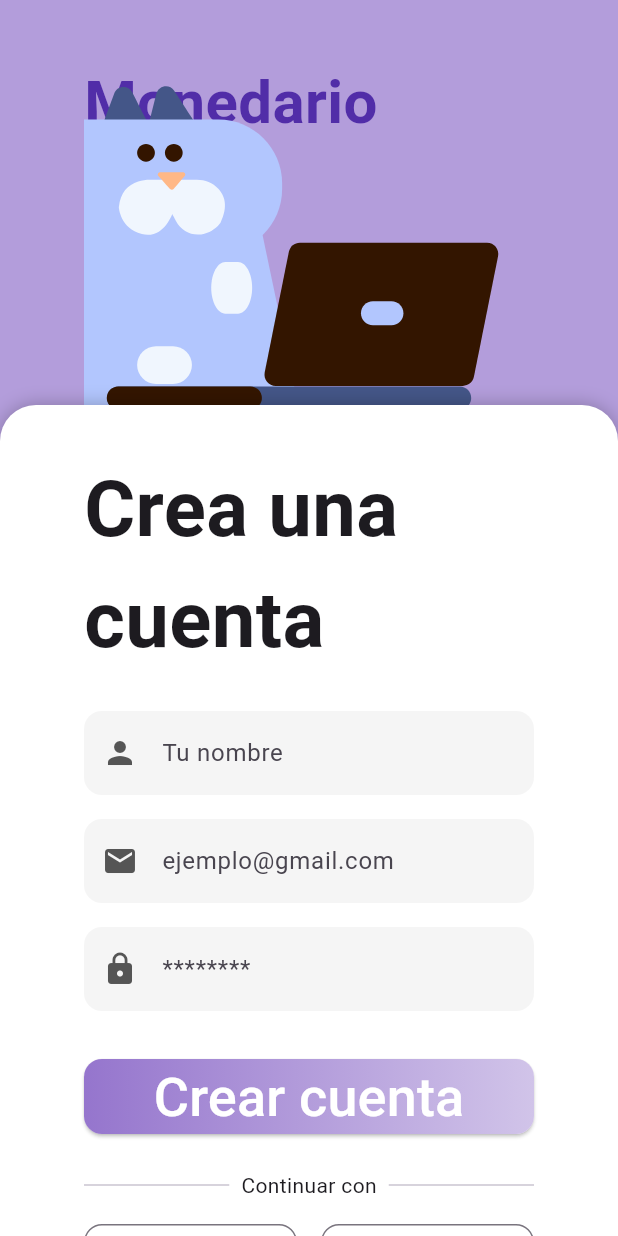
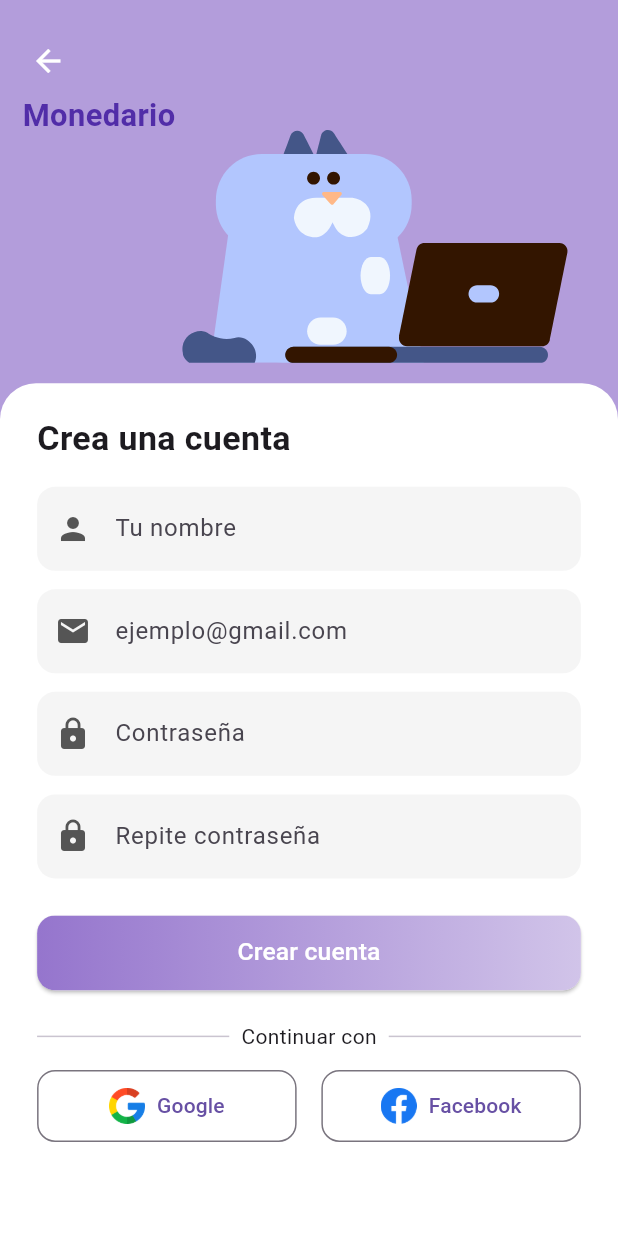
Before and after one commit to Skisekia/monedario, a Flutter app: the Register screen opened by its route, on a phone screen of 412 x 824 dp. Run offline on Flutter 3.47's test engine with Material 3 defaults, Android fonts, the phone set to English and light mode, and no system bars; our stand-ins replace lottie.

Commit message:
modificacion de resolucion
Se adapto la resolucion para que este fija a todas las pantallas

```diff
--- a/monedariof/lib/views/register.dart
+++ b/monedariof/lib/views/register.dart
@@ -1,176 +1,177 @@
-import 'dart:math';
 import 'package:flutter/material.dart';
+import 'package:flutter/services.dart';
 import 'package:lottie/lottie.dart';
 
 class Register extends StatefulWidget {
-  const Register({Key? key}) : super(key: key);
+  const Register({super.key});
 
   @override
   State<Register> createState() => _RegisterPageState();
 }
 
 class _RegisterPageState extends State<Register> {
-  final _nameCtrl  = TextEditingController();
+  final _nameCtrl = TextEditingController();
   final _emailCtrl = TextEditingController();
-  final _passCtrl  = TextEditingController();
+  final _passCtrl = TextEditingController();
+  final _pass2Ctrl = TextEditingController();
+
+  @override
+  void initState() {
+    super.initState();
+    // Fija orientación solo vertical
+    SystemChrome.setPreferredOrientations([
+      DeviceOrientation.portraitUp,
+      DeviceOrientation.portraitDown,
+    ]);
+  }
 
   @override
   void dispose() {
+    // Restaurar todas las orientaciones
+    SystemChrome.setPreferredOrientations(DeviceOrientation.values);
     _nameCtrl.dispose();
     _emailCtrl.dispose();
     _passCtrl.dispose();
+    _pass2Ctrl.dispose();
     super.dispose();
   }
 
   @override
   Widget build(BuildContext context) {
+    final w = MediaQuery.of(context).size.width;
+    final h = MediaQuery.of(context).size.height;
+
+    // header ocupa espacio suficiente para texto y animación
+    final headerHeight = h * 0.3;
+
     return Scaffold(
       backgroundColor: const Color(0xFFB39DDB),
       body: SafeArea(
-        child: LayoutBuilder(builder: (context, constraints) {
-          // Detectar orientación
-          final isLandscape = constraints.maxWidth > constraints.maxHeight;
-
-          //Si esta en horizontal
-
-
-
-          // Dimensiones base de diseño (portrait)
-          const baseWidth  = 800.0;
-          const baseHeight = 1000.0;
-
-          // Sólo en landscape escalamos para que todo quepa
-          final scale = isLandscape
-              ? min(constraints.maxWidth  / baseWidth,
-                    constraints.maxHeight / baseHeight)
-              : 1.0;
-
-          return Center(
-            child: Transform.scale(
-              scale: scale,
-              alignment: Alignment.topCenter,
+        child: Column(
+          children: [
+            // Header con back y texto intercambiados y animación
+            SizedBox(
+              height: headerHeight,
+              child: Stack(
+                children: [
+                  // Fondo morado
+                  Container(
+                    width: double.infinity,
+                    color: const Color(0xFFB39DDB),
+                  ),
+                  // Lottie animación
+                  Positioned(
+                    right: w * 0.04,
+                    bottom: 0,
                     child: SizedBox(
-                width: baseWidth,
-                height: baseHeight,
-                child: _buildContent(baseWidth, baseHeight),
+                      width: w * 0.7,
+                      height: headerHeight * 0.7,
+                      child: Lottie.asset(
+                        'assets/cat_typing.json',
+                        fit: BoxFit.contain,
                       ),
                     ),
-          );
-        }
-
+                  ),
+                  // Back button donde estaba texto
+                  Positioned(
+                    left: w * 0.02,
+                    top: h * 0.02,
+                    child: IconButton(
+                      icon: const Icon(Icons.arrow_back, color: Colors.white),
+                      onPressed: () => Navigator.of(context)
+                          .pushReplacementNamed('/welcome'),
                     ),
                   ),
-    );
-  }
-
-  /// Construye el Stack con HEADER y CARD basado en un ancho y alto fijos
-  Widget _buildContent(double width, double height) {
-    final headerHeight = height * 0.40;
-    final cardHeight   = height * 0.80;
-    final sidePadding  = width * 0.07;
-
-    return Stack(
-      clipBehavior: Clip.none,
-      children: [
-        // ─── CABECERA CURVA ───
-        ClipRRect(
-          borderRadius:
-              BorderRadius.vertical(bottom: Radius.circular(headerHeight * 0.40)),
-          child: Container(
-            height: headerHeight,
-            color: const Color(0xFFB39DDB),
-            padding: EdgeInsets.symmetric(
-              horizontal: sidePadding,
-              vertical: headerHeight * 0.10,
-            ),
-            child: Stack(
-              children: [
-                Align(
-                  alignment: Alignment.topLeft,
+                  // Texto donde estaba boton
+                  Positioned(
+                    top: h * 0.075,
+                    left: 15,
                     child: Text(
                       'Monedario',
                       style: TextStyle(
-                      fontSize: width * 0.05,
+                        fontSize: w * 0.05,
                         fontWeight: FontWeight.bold,
                         color: const Color(0xFF512DA8),
                       ),
                     ),
                   ),
-                Positioned(
-                  top: -headerHeight * 0.2,
-                  right: -width * 0,
-                  width: width * 0.5,
-                  height: headerHeight * 1,
-                  child: Lottie.asset(
-                    'assets/cat_typing.json',
-                    fit: BoxFit.contain,
-                  ),
-                ),
                 ],
               ),
             ),
+            // Espacio mínimo antes del card
+            SizedBox(height: h * 0.01),
+            // Card principal
+            Expanded(
+              child: Container(
+                width: double.infinity,
+                decoration: const BoxDecoration(
+                  color: Colors.white,
+                  borderRadius: BorderRadius.only(
+                    topLeft: Radius.circular(24),
+                    topRight: Radius.circular(24),
                   ),
-
-        // ─── CARD BLANCO ───
-        Positioned(
-          top: headerHeight - 130,
-          left: 0,
-          right: 0,
-          child: Container(
-            height: cardHeight + 500,
-            decoration: BoxDecoration(
-              color: Colors.white,
-              borderRadius: BorderRadius.circular(24),
-              boxShadow: const [BoxShadow(color: Colors.black26, blurRadius: 10)],
                 ),
-            child: Padding(
-              padding: EdgeInsets.fromLTRB(sidePadding, 32, sidePadding, 2),
-              child: SingleChildScrollView(
+                padding: EdgeInsets.symmetric(
+                  horizontal: w * 0.06,
+                  vertical: h * 0.025,
+                ),
                 child: Column(
-                  crossAxisAlignment: CrossAxisAlignment.start,
+                  crossAxisAlignment: CrossAxisAlignment.stretch,
                   children: [
                     Text(
                       'Crea una cuenta',
                       style: TextStyle(
-                        fontSize: width * 0.065,
+                        fontSize: w * 0.055,
                         fontWeight: FontWeight.bold,
                       ),
                     ),
-                    const SizedBox(height: 24),
-                    _buildTextField(controller: _nameCtrl,  hint: 'Tu nombre',      icon: Icons.person, width: width),
-                    const SizedBox(height: 16),
-                    _buildTextField(controller: _emailCtrl, hint: 'ejemplo@gmail.com', icon: Icons.email, keyboardType: TextInputType.emailAddress, width: width),
-                    const SizedBox(height: 16),
-                    _buildTextField(controller: _passCtrl,  hint: '********',       icon: Icons.lock,    obscure: true, width: width),
-                    const SizedBox(height: 32),
+                    SizedBox(height: h * 0.02),
+                    _buildField(_nameCtrl, 'Tu nombre', Icons.person, w),
+                    SizedBox(height: h * 0.015),
+                    _buildField(
+                        _emailCtrl, 'ejemplo@gmail.com', Icons.email, w,
+                        keyboardType: TextInputType.emailAddress),
+                    SizedBox(height: h * 0.015),
+                    _buildField(_passCtrl, 'Contraseña', Icons.lock, w,
+                        obscure: true),
+                    SizedBox(height: h * 0.015),
+                    _buildField(
+                        _pass2Ctrl, 'Repite contraseña', Icons.lock, w,
+                        obscure: true),
+                    SizedBox(height: h * 0.03),
                     SizedBox(
-                      width: double.infinity,
                       height: 50,
                       child: ElevatedButton(
-                        onPressed: () => Navigator.pushReplacementNamed(context, '/welcome'),
+                        onPressed: () => Navigator.of(context)
+                            .pushReplacementNamed('/welcome'),
                         style: ElevatedButton.styleFrom(
                           padding: EdgeInsets.zero,
                           shape: RoundedRectangleBorder(
-                            borderRadius: BorderRadius.circular(12),
-                          ),
+                              borderRadius: BorderRadius.circular(12)),
                         ),
                         child: Ink(
                           decoration: BoxDecoration(
                             gradient: const LinearGradient(
-                              colors: [Color(0xFF9575CD), Color(0xFFD1C4E9)],
+                              colors: [
+                                Color(0xFF9575CD),
+                                Color(0xFFD1C4E9),
+                              ],
                             ),
                             borderRadius: BorderRadius.circular(12),
                           ),
                           child: Center(
                             child: Text(
                               'Crear cuenta',
-                              style: TextStyle(color: Colors.white, fontSize: width * 0.045),
+                              style: TextStyle(
+                                color: Colors.white,
+                                fontSize: w * 0.040,
                               ),
                             ),
                           ),
                         ),
                       ),
-                    const SizedBox(height: 24),
+                    ),
+                    SizedBox(height: h * 0.025),
                     Row(
                       children: const [
                         Expanded(child: Divider()),
@@ -181,29 +182,35 @@ class _RegisterPageState extends State<Register> {
                         Expanded(child: Divider()),
                       ],
                     ),
-                    const SizedBox(height: 16),
+                    SizedBox(height: h * 0.015),
                     Row(
                       children: [
                         Expanded(
                           child: OutlinedButton.icon(
                             onPressed: () {},
-                            icon: Image.asset('assets/google.png', width: 24, height: 24),
+                            icon: Image.asset('assets/google.png',
+                                width: 24, height: 24),
                             label: const Text('Google'),
                             style: OutlinedButton.styleFrom(
-                              shape: RoundedRectangleBorder(borderRadius: BorderRadius.circular(12)),
-                              padding: const EdgeInsets.symmetric(vertical: 12),
+                              shape: RoundedRectangleBorder(
+                                  borderRadius: BorderRadius.circular(12)),
+                              padding:
+                                  const EdgeInsets.symmetric(vertical: 12),
                             ),
                           ),
                         ),
-                        const SizedBox(width: 16),
+                        SizedBox(width: w * 0.04),
                         Expanded(
                           child: OutlinedButton.icon(
                             onPressed: () {},
-                            icon: Image.asset('assets/facebook.png', width: 24, height: 24),
+                            icon: Image.asset('assets/facebook.png',
+                                width: 24, height: 24),
                             label: const Text('Facebook'),
                             style: OutlinedButton.styleFrom(
-                              shape: RoundedRectangleBorder(borderRadius: BorderRadius.circular(12)),
-                              padding: const EdgeInsets.symmetric(vertical: 12),
+                              shape: RoundedRectangleBorder(
+                                  borderRadius: BorderRadius.circular(12)),
+                              padding:
+                                  const EdgeInsets.symmetric(vertical: 12),
                             ),
                           ),
                         ),
@@ -213,22 +220,22 @@ class _RegisterPageState extends State<Register> {
                 ),
               ),
             ),
+          ],
         ),
       ),
-      ],
     );
   }
 
-  Widget _buildTextField({
-    required TextEditingController controller,
-    required String hint,
-    required IconData icon,
+  Widget _buildField(
+    TextEditingController c,
+    String hint,
+    IconData icon,
+    double w, {
     TextInputType keyboardType = TextInputType.text,
     bool obscure = false,
-    required double width,
   }) {
     return TextField(
-      controller: controller,
+      controller: c,
       keyboardType: keyboardType,
       obscureText: obscure,
       decoration: InputDecoration(
@@ -236,8 +243,12 @@ class _RegisterPageState extends State<Register> {
         prefixIcon: Icon(icon, color: const Color(0xFF555555)),
         filled: true,
         fillColor: const Color(0xFFF5F5F5),
-        contentPadding: const EdgeInsets.symmetric(vertical: 16, horizontal: 12),
-        border: OutlineInputBorder(borderRadius: BorderRadius.circular(12), borderSide: BorderSide.none),
+        contentPadding:
+            const EdgeInsets.symmetric(vertical: 16, horizontal: 12),
+        border: OutlineInputBorder(
+          borderRadius: BorderRadius.circular(12),
+          borderSide: BorderSide.none,
+        ),
       ),
     );
   }
--- a/monedariof/pubspec.yaml
+++ b/monedariof/pubspec.yaml
@@ -11,6 +11,7 @@ dependencies:
   flutter:
     sdk: flutter
 
+  provider: ^6.0.5
   cupertino_icons: ^1.0.8
   lottie: ^2.7.0
   font_awesome_flutter: ^10.7.0
```
Also changed, not shown: monedariof/lib/controllers/auth_controller.dart (added, +17 -0 lines), monedariof/lib/main.dart (+25 -13 lines), monedariof/lib/ui/theme.dart (added, +8 -0 lines), monedariof/lib/views/login.dart (added, +182 -0 lines), monedariof/lib/views/welcome.dart (+66 -37 lines), monedariof/pubspec.lock, 2 other files. Lines whose indentation alone changed are shown as unchanged.
